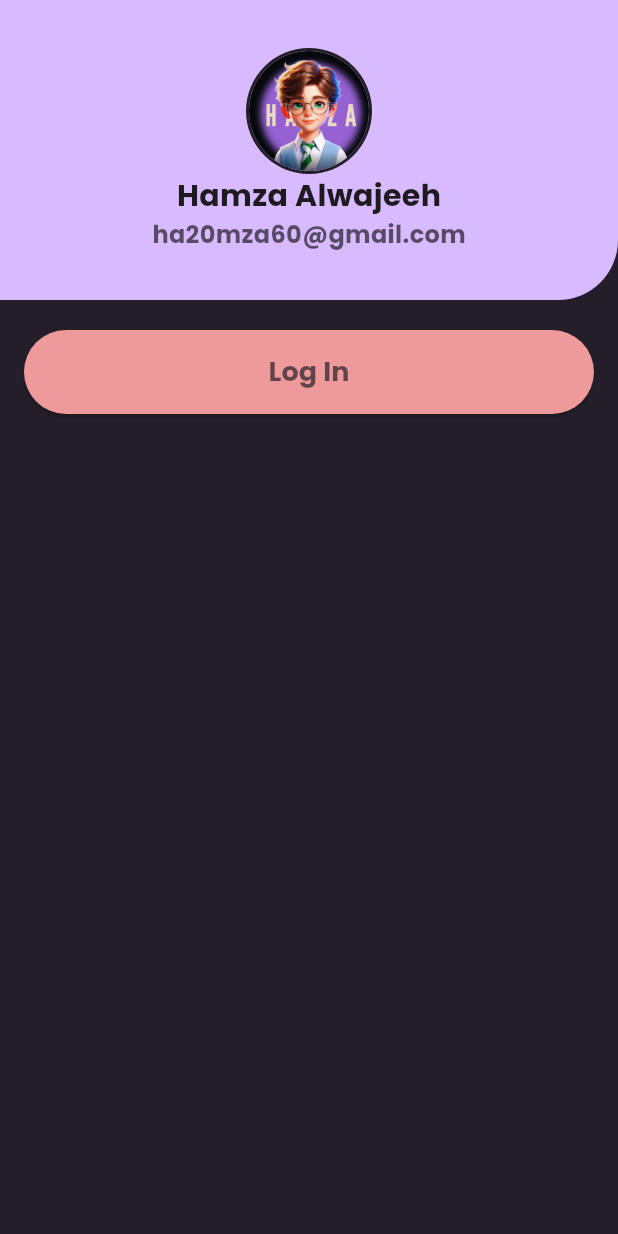
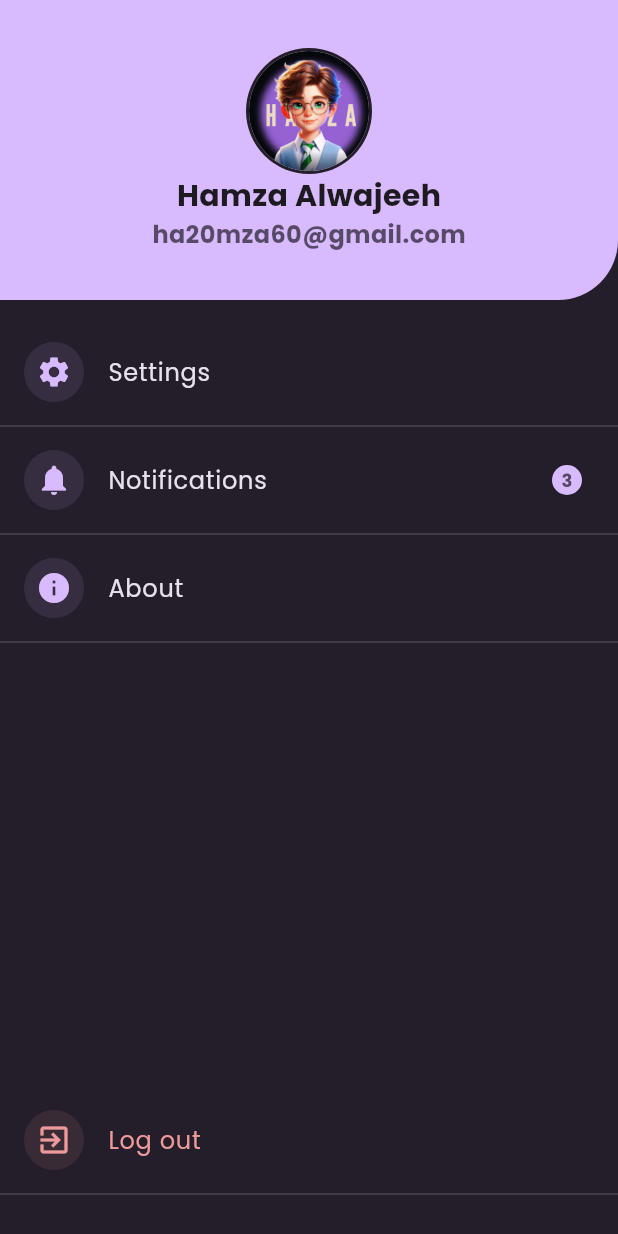
Before and after one commit to HamzaAlwajeeh/Flutter-Lab-2, a Flutter app: the LoggedInDrawer widget shown alone on an empty page, opened directly, on a phone screen of 412 x 824 dp. Run offline on Flutter 3.47's test engine with Material 3 defaults, Android fonts, the light colour scheme and no system bars; our stand-ins replace audioplayers, delightful_toast, flutter_svg, get_it, sqflite; accounts and stored records are empty.

Commit message:
add drawer item and finish the app

```diff
--- /dev/null
+++ b/lib/labs/StateManagment/Features/home/views/widgets/drawer_item.dart
@@ -0,0 +1,76 @@
+import 'package:flutter/material.dart';
+import 'package:naghamat/core/constants/constants.dart';
+
+class DrawerItem extends StatelessWidget {
+  const DrawerItem({
+    super.key,
+    required this.title,
+    required this.icon,
+    this.onTap,
+  });
+  final String title;
+  final IconData icon;
+  final void Function()? onTap;
+
+  @override
+  Widget build(BuildContext context) {
+    return Column(
+      children: [
+        GestureDetector(
+          onTap: onTap,
+          child: ListTile(
+            title: Text(
+              title,
+              style: TextStyle(
+                color:
+                    title == 'Log out'
+                        ? Colors.red.shade200
+                        : AppColors.textPrimaryColor,
+              ),
+            ),
+            leading: Container(
+              width: 40,
+              height: 40,
+              decoration: BoxDecoration(
+                color:
+                    title == 'Log out'
+                        ? Colors.red.shade200.withOpacity(0.1)
+                        : AppColors.primary.withOpacity(0.1),
+                borderRadius: BorderRadius.circular(50),
+              ),
+              child: Icon(
+                icon,
+                color:
+                    title == 'Log out'
+                        ? Colors.red.shade200
+                        : AppColors.primary,
+              ),
+            ),
+            trailing:
+                title == 'Notifications'
+                    ? Container(
+                      width: 20,
+                      height: 20,
+                      decoration: BoxDecoration(
+                        color: AppColors.primary,
+                        borderRadius: BorderRadius.circular(50),
+                      ),
+                      child: Center(
+                        child: Text(
+                          '3',
+                          style: TextStyle(
+                            color: AppColors.textFeilsPrimary,
+                            fontSize: 12,
+                            fontWeight: FontWeight.bold,
+                          ),
+                        ),
+                      ),
+                    )
+                    : null,
+          ),
+        ),
+        Divider(color: AppColors.textPrimaryColor, thickness: 0.2),
+      ],
+    );
+  }
+}
--- a/lib/labs/StateManagment/Features/home/views/widgets/logged_in_drawer.dart
+++ b/lib/labs/StateManagment/Features/home/views/widgets/logged_in_drawer.dart
@@ -1,7 +1,7 @@
 import 'package:flutter/material.dart';
-import 'package:naghamat/core/constants/constants.dart';
 import 'package:naghamat/labs/StateManagment/Features/auth/providers/auth_provider.dart';
 import 'package:naghamat/labs/StateManagment/Features/home/views/widgets/drawe_header.dart';
+import 'package:naghamat/labs/StateManagment/Features/home/views/widgets/drawer_item.dart';
 import 'package:provider/provider.dart';
 
 class LoggedInDrawer extends StatelessWidget {
@@ -9,31 +9,25 @@ class LoggedInDrawer extends StatelessWidget {
 
   @override
   Widget build(BuildContext context) {
-    return Column(
-      children: [
-        CustomDrawerHeader(),
-        const SizedBox(height: 20),
-        Padding(
-          padding: const EdgeInsets.symmetric(horizontal: 16),
-          child: ElevatedButton(
-            onPressed: () {
+    return Padding(
+      padding: const EdgeInsets.only(bottom: 20),
+      child: Column(
+        children: [
+          CustomDrawerHeader(),
+          const SizedBox(height: 20),
+          DrawerItem(title: 'Settings', icon: Icons.settings),
+          DrawerItem(title: 'Notifications', icon: Icons.notifications),
+          DrawerItem(title: 'About', icon: Icons.info),
+          Spacer(),
+          DrawerItem(
+            title: 'Log out',
+            icon: Icons.exit_to_app,
+            onTap: () {
               Provider.of<AuthProvider>(context, listen: false).logout();
             },
-            style: ElevatedButton.styleFrom(
-              minimumSize: Size(double.infinity, 56),
-              backgroundColor: Colors.red.shade200,
-            ),
-            child: Text(
-              'Log In',
-              style: TextStyle(
-                color: AppColors.scaffoldBackground.withOpacity(0.7),
-                fontSize: 18,
-                fontWeight: FontWeight.bold,
-              ),
-            ),
           ),
-        ),
-      ],
+        ],
+      ),
     );
   }
 }
--- a/lib/labs/StateManagment/Features/home/views/widgets/logged_out_drawer.dart
+++ b/lib/labs/StateManagment/Features/home/views/widgets/logged_out_drawer.dart
@@ -1,8 +1,6 @@
 import 'package:flutter/material.dart';
 import 'package:naghamat/core/constants/constants.dart';
-import 'package:naghamat/labs/StateManagment/Features/auth/providers/auth_provider.dart';
 import 'package:naghamat/labs/StateManagment/Features/auth/views/login_view.dart';
-import 'package:provider/provider.dart';
 
 class LoggedOutDrawer extends StatelessWidget {
   const LoggedOutDrawer({super.key});
```
